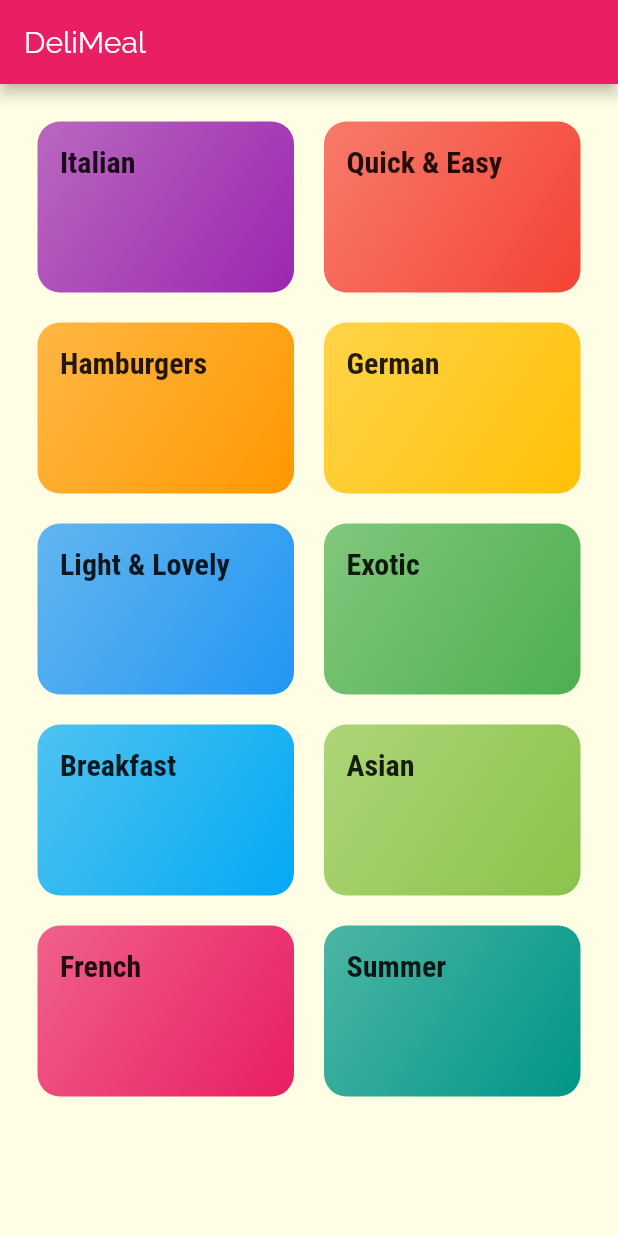
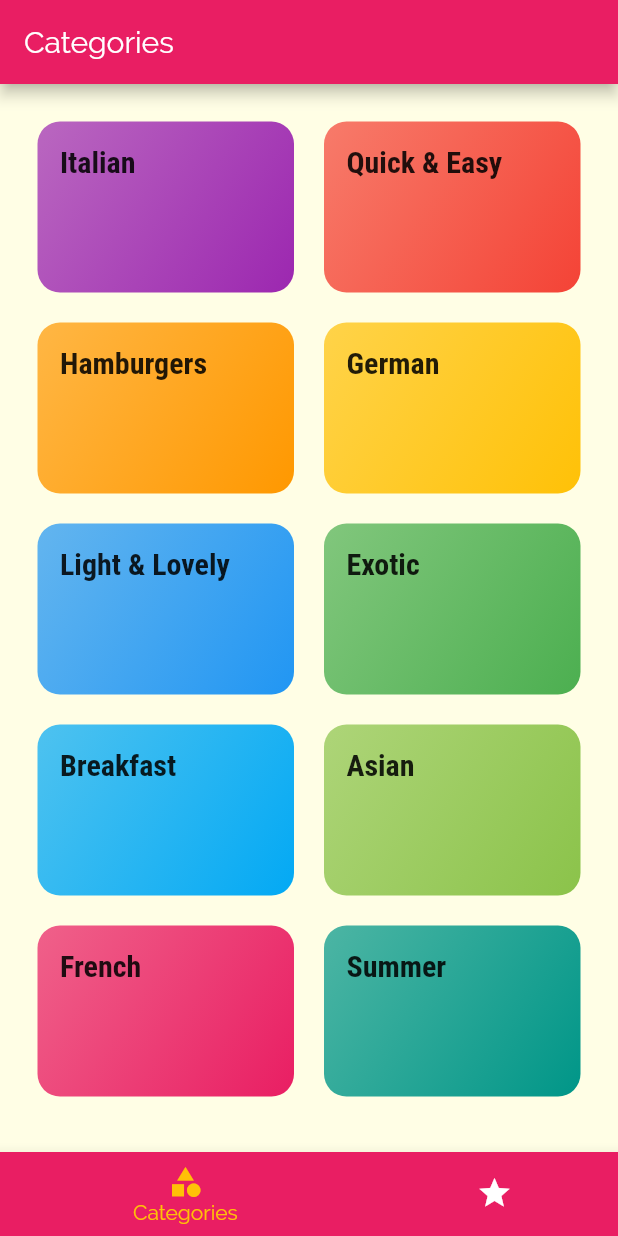
Before and after one commit to kicok/flu_navi_food_app, a Flutter app: the screen it shows after launch, on a phone screen of 412 x 824 dp. Run offline on Flutter 3.47's test engine with Material 2 defaults, Android fonts, the phone set to English and light mode, and no system bars.

Commit message:
add tabs_screen

```diff
--- a/lib/main.dart
+++ b/lib/main.dart
@@ -3,6 +3,8 @@ import 'package:flutter/material.dart';
 import 'screens/categories_screen.dart';
 import 'screens/category_meals_screen.dart';
 import 'screens/meal_detail_screen.dart';
+import 'screens/tabs_screen_v1.dart';
+import 'screens/tabs_screen_v2.dart';
 
 void main() => runApp(MyApp());
 
@@ -31,15 +33,18 @@ class MyApp extends StatelessWidget {
               )),
       // home: CategoriesScreen(),
       routes: {
-        '/': (ctx) => CategoriesScreen(),
+        '/': (ctx) => TabsScreen2(),
         CategoryMealsScreen.routeName: (ctx) => CategoryMealsScreen(),
         MealDetailScreen.routeName: (ctx) => MealDetailScreen(),
       },
       onGenerateRoute: (settings) {
         print(settings.arguments);
-        return MaterialPageRoute(
-          builder: (ctx) => CategoriesScreen(),
-        );
+        // if (settings.name == '/meal-detail') {
+        //   return ...;
+        // } else if (settings.name == '/something-else') {
+        //   return ...;
+        // }
+        // return MaterialPageRoute(builder: (ctx) => CategoriesScreen(),);
       },
       onUnknownRoute: (settings) {
         return MaterialPageRoute(
--- a/lib/screens/categories_screen.dart
+++ b/lib/screens/categories_screen.dart
@@ -5,11 +5,7 @@ import '../widgets/category_item.dart';
 class CategoriesScreen extends StatelessWidget {
   @override
   Widget build(BuildContext context) {
-    return Scaffold(
-      appBar: AppBar(
-        title: const Text('DeliMeal'),
-      ),
-      body: GridView(
+    return GridView(
       padding: const EdgeInsets.all(25),
       children: DUMMY_CATEGORIES
           .map((catData) => CategoryItem(
@@ -24,7 +20,6 @@ class CategoriesScreen extends StatelessWidget {
         crossAxisSpacing: 20,
         mainAxisSpacing: 20,
       ),
-      ),
     );
   }
 }
--- /dev/null
+++ b/lib/screens/tabs_screen_v2.dart
@@ -0,0 +1,57 @@
+import 'package:flutter/material.dart';
+import 'categories_screen.dart';
+import 'favorites_screen.dart';
+
+class TabsScreen2 extends StatefulWidget {
+  @override
+  _TabsScreenState createState() => _TabsScreenState();
+}
+
+class _TabsScreenState extends State<TabsScreen2> {
+  final List<Map<String, Object>> _pages = [
+    {
+      'page': CategoriesScreen(),
+      'title': 'Categories',
+    },
+    {
+      'page': FavoritesScreen(),
+      'title': 'Your Favorite',
+    }
+  ];
+  int _selectedPageIndex = 0;
+  void _selectPage(int index) {
+    setState(() {
+      _selectedPageIndex = index;
+    });
+  }
+
+  @override
+  Widget build(BuildContext context) {
+    return Scaffold(
+      appBar: AppBar(
+        title: Text(_pages[_selectedPageIndex]['title']),
+      ),
+      body: _pages[_selectedPageIndex]['page'],
+      bottomNavigationBar: BottomNavigationBar(
+        onTap: _selectPage,
+        backgroundColor: Theme.of(context).primaryColor,
+        unselectedItemColor: Colors.white,
+        selectedItemColor: Theme.of(context).accentColor,
+        currentIndex: _selectedPageIndex,
+        type: BottomNavigationBarType.shifting,
+        items: [
+          BottomNavigationBarItem(
+            backgroundColor: Theme.of(context).primaryColor,
+            icon: Icon(Icons.category),
+            title: Text('Categories'),
+          ),
+          BottomNavigationBarItem(
+            backgroundColor: Theme.of(context).primaryColor,
+            icon: Icon(Icons.star),
+            title: Text('Favorites'),
+          ),
+        ],
+      ),
+    );
+  }
+}
```
Also changed, not shown: lib/screens/favorites_screen.dart (added, +10 -0 lines), lib/screens/tabs_screen_v1.dart (added, +39 -0 lines). Lines whose indentation alone changed are shown as unchanged.
